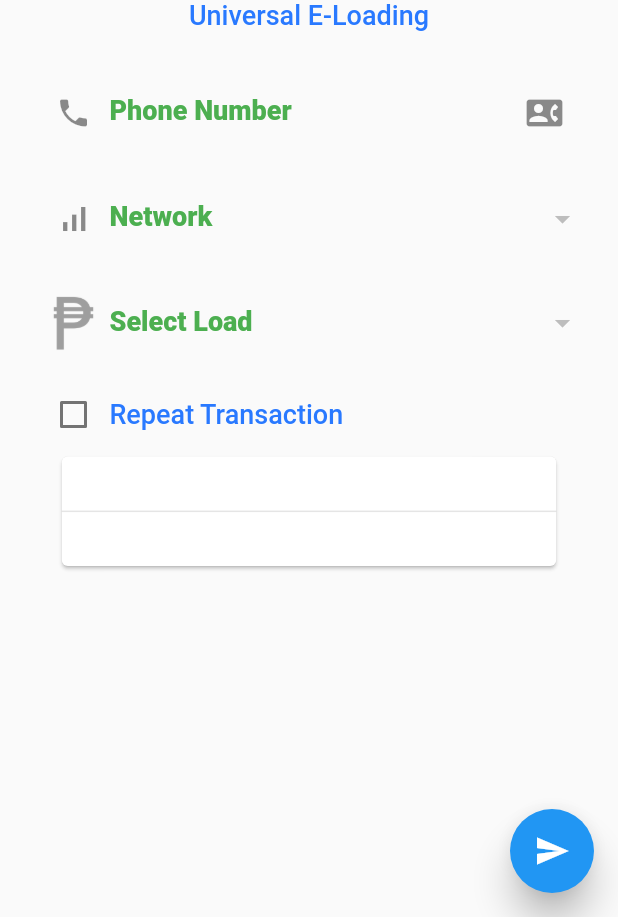
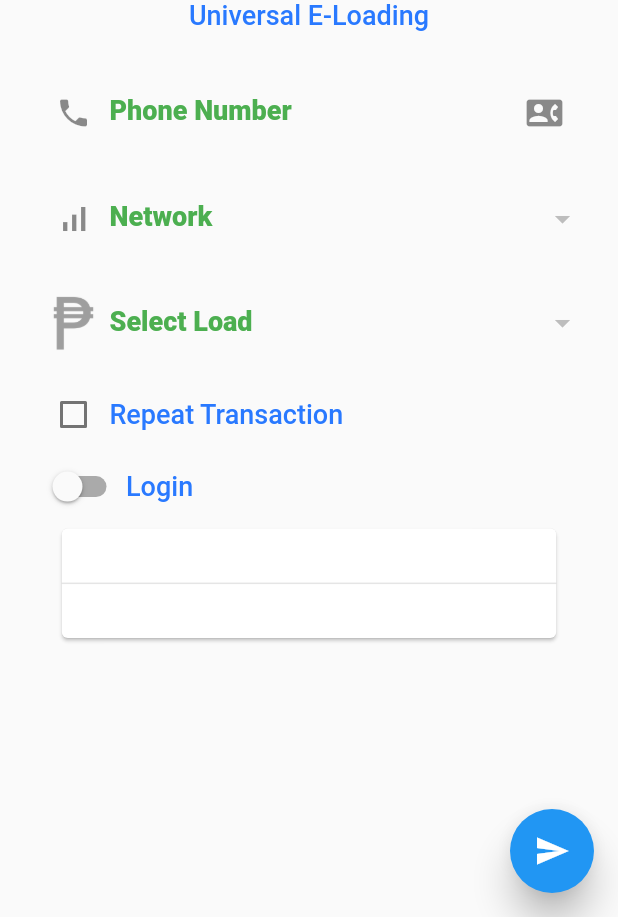
Before and after one commit to aldrinbasa/ilead-mobile, a Flutter app: the LoadingPage screen opened directly, on a phone screen of 412 x 824 dp, the part 319-1236 px from its top. Run offline on Flutter 3.47's test engine with Material 2 defaults, Android fonts, the phone set to English and light mode, and no system bars; our stand-ins replace carousel_slider, cloud_firestore, firebase_core, shared_preferences; missing offline and left inert: flutter_sms, fluttercontactpicker, invert_colors; accounts and stored records are empty.

Commit message:
Added login functionality on loading

```diff
--- a/lib/loading/loading.dart
+++ b/lib/loading/loading.dart
@@ -1,43 +1,12 @@
 import 'dart:convert';
 
 import 'package:flutter/material.dart';
+import 'package:flutter/services.dart';
 import 'package:invert_colors/invert_colors.dart';
 import 'package:fluttercontactpicker/fluttercontactpicker.dart';
 import 'package:flutter_sms/flutter_sms.dart';
 
 import '../configurations/settings.dart' as configurations;
-
-const String contentDummy =
-    "Unlimited texts to all networks + 1GB data + 1GB/day of Video Every Day for Youtube, iWant TFC, NBA, Cignal Play. Validity: 3 Days";
-
-final List<String> globeLoadList = [
-  "₱10",
-  "₱20",
-  "₱50",
-  "₱100",
-  "₱500",
-  "₱1000",
-  "GoSURF 50",
-  "GoSAKTO 100",
-];
-
-final List<String> smartLoadList = [
-  "₱10",
-  "₱20",
-  "₱50",
-  "₱100",
-  "₱500",
-  "₱1000",
-  "All Text 10",
-  "All Text 20",
-  "All Text 30",
-  "All Text 50",
-  "AllData 50",
-  "AllData 100",
-  "AllData 200",
-  "BRO Giga 499",
-  "BRO Giga 999",
-];
 
 class LoadingPage extends StatefulWidget {
   const LoadingPage({Key? key}) : super(key: key);
@@ -50,10 +19,13 @@ class _LoadingPageState extends State<LoadingPage> {
   String selectedNetwork = "Choose Network";
   String selectedPromo = "CL";
   bool repeatTransaction = false;
+  bool login = false;
 
   TextEditingController phoneNumberTextController = TextEditingController();
   TextEditingController descriptionTextController = TextEditingController();
   TextEditingController commandTextController = TextEditingController();
+  TextEditingController usernameTextController = TextEditingController();
+  TextEditingController passwordTextController = TextEditingController();
   List<String> phoneNumber = [];
 
   void pickContacts() async {
@@ -95,11 +67,21 @@ class _LoadingPageState extends State<LoadingPage> {
             if (phoneNumberTextController.text != "" &&
                 commandTextController.text != "") {
               if (repeatTransaction) {
-                sendSMSValue(
-                    "REP ${phoneNumberTextController.text} ${commandTextController.text}");
+                if (login) {
+                  sendSMSValue(
+                      "LOGIN REP ${phoneNumberTextController.text} ${commandTextController.text} ${usernameTextController.text} ${passwordTextController.text}");
+                } else {
+                  sendSMSValue(
+                      "REP ${phoneNumberTextController.text} ${commandTextController.text}");
+                }
               } else {
-                sendSMSValue(
-                    "${phoneNumberTextController.text} ${commandTextController.text}");
+                if (login) {
+                  sendSMSValue(
+                      "LOGIN ${phoneNumberTextController.text} ${commandTextController.text} ${usernameTextController.text} ${passwordTextController.text}");
+                } else {
+                  sendSMSValue(
+                      "${phoneNumberTextController.text} ${commandTextController.text}");
+                }
               }
             }
           },
@@ -255,6 +237,73 @@ class _LoadingPageState extends State<LoadingPage> {
                     ),
                   ],
                 ),
+                Row(
+                  children: [
+                    Switch(
+                        value: login,
+                        onChanged: (value) {
+                          setState(() {
+                            login = value;
+                          });
+                        }),
+                    GestureDetector(
+                      onTap: () {
+                        setState(() {
+                          login = !login;
+                        });
+                      },
+                      child: Text(
+                        "Login",
+                        style: TextStyle(
+                            fontSize: 18,
+                            fontWeight: FontWeight.w500,
+                            color: Colors.blueAccent[400]),
+                      ),
+                    ),
+                  ],
+                ),
+                Container(
+                    child: login
+                        ? TextField(
+                            controller: usernameTextController,
+                            style: const TextStyle(
+                              fontWeight: FontWeight.bold,
+                              fontSize: 22,
+                            ),
+                            decoration: const InputDecoration(
+                                border: InputBorder.none,
+                                prefixIcon: Icon(Icons.account_circle_outlined),
+                                labelText: "Username",
+                                labelStyle: TextStyle(
+                                    fontSize: 18,
+                                    color: Colors.green,
+                                    fontWeight: FontWeight.w900)),
+                            onChanged: (text) {
+                              setState(() {});
+                            },
+                          )
+                        : null),
+                Container(
+                    child: login
+                        ? TextField(
+                            maxLength: 6,
+                            controller: passwordTextController,
+                            keyboardType: TextInputType.number,
+                            obscureText: true,
+                            style: const TextStyle(
+                              fontWeight: FontWeight.bold,
+                              fontSize: 22,
+                            ),
+                            decoration: const InputDecoration(
+                                border: InputBorder.none,
+                                prefixIcon: Icon(Icons.password),
+                                labelText: "Password",
+                                labelStyle: TextStyle(
+                                    fontSize: 18,
+                                    color: Colors.green,
+                                    fontWeight: FontWeight.w900)),
+                          )
+                        : null),
                 Card(
                   elevation: 1,
                   child: Column(
```
